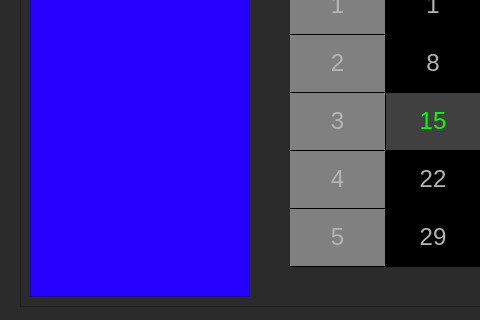
Old version of the form entrar.ui in the repository Giavic/Taller_de_software_TF; both pictures show x 0 to 480 and y 324 to 644 of the 1097 by 644 pixel window.
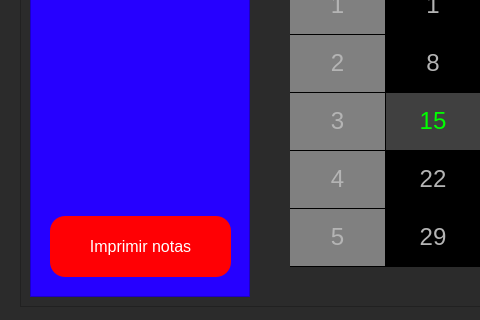
New version of the form. Icons and pictures are not drawn.

Commit message: cambios en la interfaz

Diff of the .ui file:
```diff
--- a/entrar.ui
+++ b/entrar.ui
@@ -255,6 +255,38 @@
       <string>Reportes</string>
      </property>
     </widget>
+    <widget class="QPushButton" name="pushButton_6">
+     <property name="geometry">
+      <rect>
+       <x>20</x>
+       <y>480</y>
+       <width>181</width>
+       <height>61</height>
+      </rect>
+     </property>
+     <property name="styleSheet">
+      <string notr="true">QFrame{
+background-color: rgb(0, 255, 234);
+	
+}
+
+QPushButton{
+background-color: rgb(255, 0, 4);
+color: rgb(255, 255, 255);
+border-radius:15px;
+font: 12pt;
+}
+
+QPushButton:hover{
+background-color: rgb(255, 255, 255);
+color:rgb(0, 0, 0);
+border-radius:15px;
+}</string>
+     </property>
+     <property name="text">
+      <string>Imprimir notas</string>
+     </property>
+    </widget>
    </widget>
    <widget class="QFrame" name="frame_4">
     <property name="geometry">
```
The commit also changes 1 other file.
